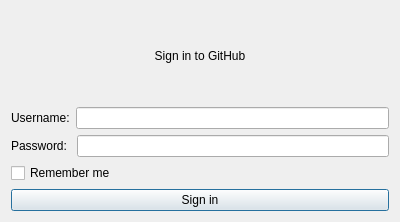
ColinDuquesnoy/QCrash, file forms/dlg_github_login.ui: the form before one commit.
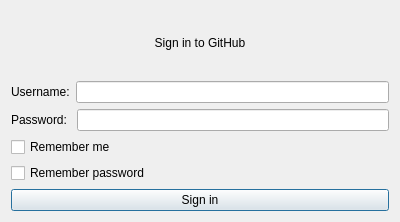
The form after the commit. Icons and pictures are not drawn.

Patch:
```diff
--- a/forms/dlg_github_login.ui
+++ b/forms/dlg_github_login.ui
@@ -63,6 +63,13 @@
      </property>
     </widget>
    </item>
+   <item>
+    <widget class="QCheckBox" name="cb_remember_password">
+     <property name="text">
+      <string>Remember password</string>
+     </property>
+    </widget>
+   </item>
    <item>
     <widget class="QPushButton" name="bt_sign_in">
      <property name="text">
```
Left out of the diff: 19 changed lines with no effect on the pictures.
